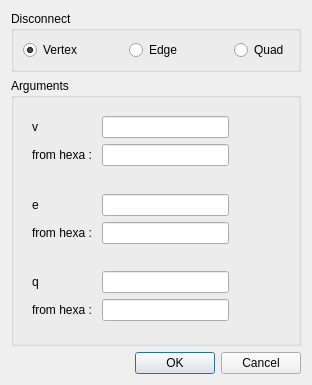
The window that src/HEXABLOCKGUI/Disconnect_QTD.ui (SalomePlatform/hexablock) describes before a commit, drawn with Qt 5.
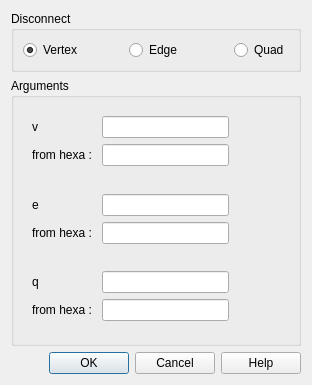
The same window after the commit.

Commit message: added: -Propagation, Vector ( completed ) dialog panel. -Help button on all panel. -Delegate for all Panel updated: -menu always showed for each action

What changed in the file:
```diff
--- a/src/HEXABLOCKGUI/Disconnect_QTD.ui
+++ b/src/HEXABLOCKGUI/Disconnect_QTD.ui
@@ -212,7 +212,7 @@
       <enum>Qt::Horizontal</enum>
      </property>
      <property name="standardButtons">
-      <set>QDialogButtonBox::Cancel|QDialogButtonBox::Ok</set>
+      <set>QDialogButtonBox::Cancel|QDialogButtonBox::Ok|QDialogButtonBox::Help</set>
      </property>
     </widget>
    </item>
```
The commit also changes 37 other files.
